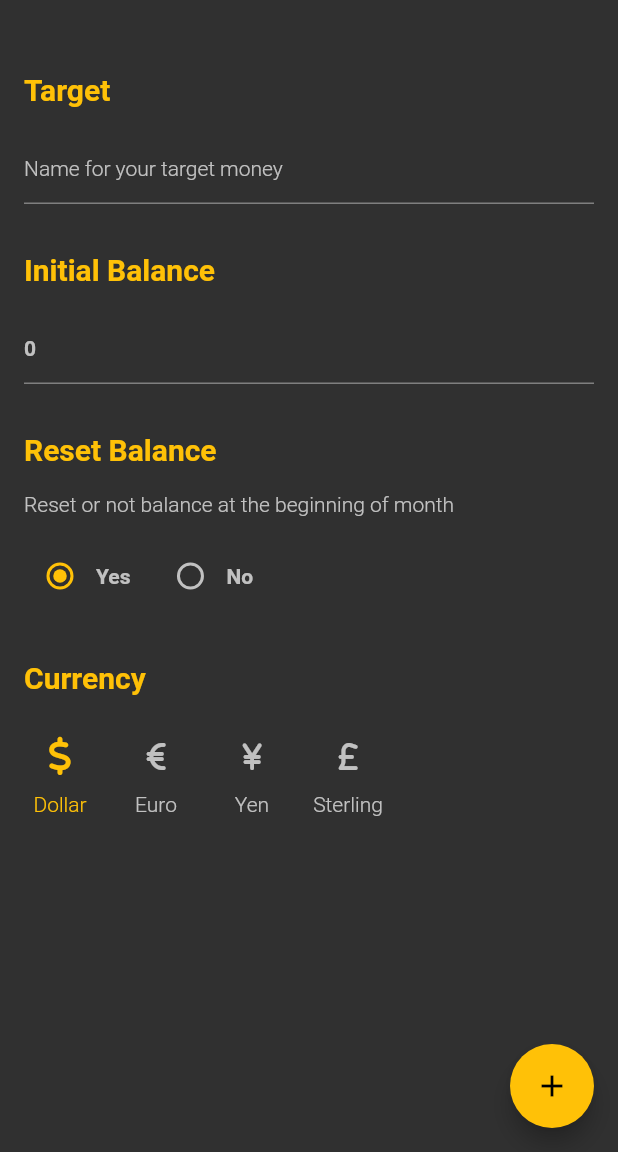
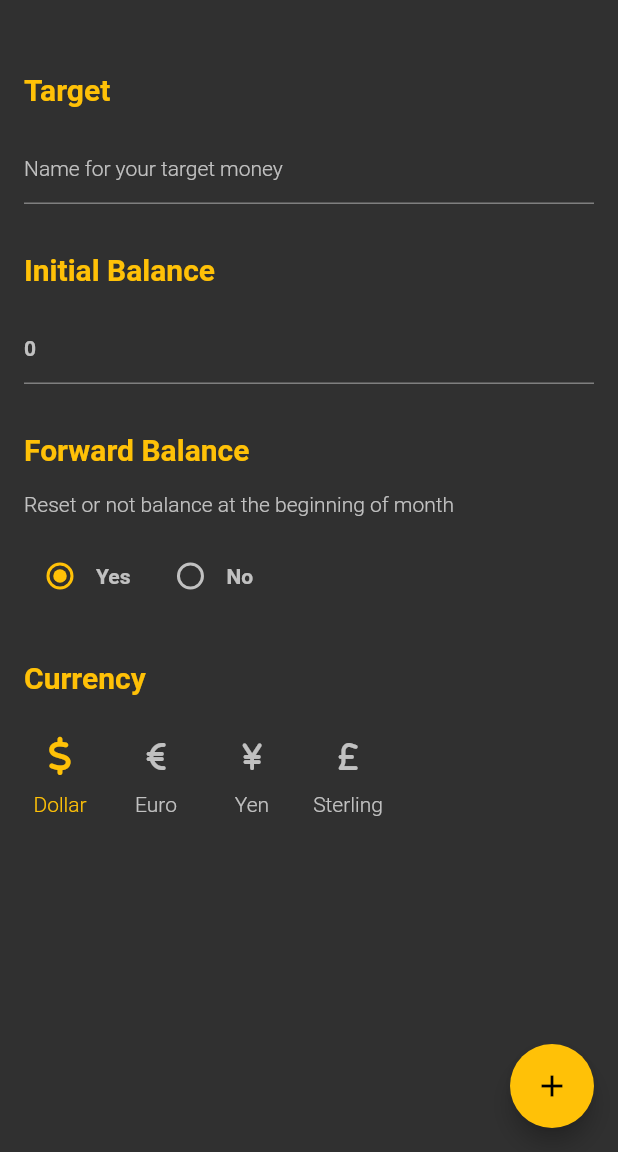
Before and after one commit to kolbe-ryo/budget_scouter, a Flutter app: the MoneyMeterInitialSettingModal screen opened directly, on a phone screen of 412 x 824 dp, the part 84-1236 px from its top. Run offline on Flutter 3.47's test engine with Material 2 defaults, Android fonts, the phone set to English and light mode, and no system bars; our stand-ins replace fl_chart, flutter_riverpod, font_awesome_flutter, freezed_annotation, google_mobile_ads, pie_chart and 2 more; accounts and stored records are empty; generated files the repository leaves out were written again; network calls fail.

Commit message:
implements multi languages

```diff
--- a/lib/l10n/app_en.arb
+++ b/lib/l10n/app_en.arb
@@ -28,5 +28,6 @@
   "edit_alert": "Please regist your data for this app",
   "delete": "Delete",
   "delete_alert": "Delete your data? This can't undone.",
-  "about_this_app": "About This App"
+  "about_this_app": "About This App",
+  "input_money": "Input Use Money"
 }
--- a/lib/l10n/app_ja.arb
+++ b/lib/l10n/app_ja.arb
@@ -27,5 +27,6 @@
   "edit_alert": "データがありません。データを作成して下さい",
   "delete": "削除する",
   "delete_alert": "データを削除しますか？この操作は元には戻せません",
-  "about_this_app": "このアプリについて"
+  "about_this_app": "このアプリについて",
+  "input_money": "使用金額を入力"
 }
--- a/lib/view/common/app_dialog.dart
+++ b/lib/view/common/app_dialog.dart
@@ -3,6 +3,7 @@ import 'package:flutter/cupertino.dart';
 import 'package:flutter/services.dart';
 
 // Package imports:
+import 'package:flutter_gen/gen_l10n/app_localizations.dart';
 import 'package:flutter_riverpod/flutter_riverpod.dart';
 
 // Project imports:
@@ -35,7 +36,7 @@ class InputDialog extends ConsumerWidget {
   Widget build(BuildContext context, WidgetRef ref) {
     String money = '0';
     return CupertinoAlertDialog(
-      title: const Text('Input Use Money'),
+      title: Text(AppLocalizations.of(context)!.input_money),
       content: Padding(
         padding: const EdgeInsets.only(top: kSpacing),
         child: CupertinoTextField(
--- a/lib/view/common/currency_select_tile.dart
+++ b/lib/view/common/currency_select_tile.dart
@@ -2,6 +2,7 @@
 import 'package:flutter/material.dart';
 
 // Package imports:
+import 'package:flutter_gen/gen_l10n/app_localizations.dart';
 import 'package:flutter_riverpod/flutter_riverpod.dart';
 
 // Project imports:
@@ -22,7 +23,7 @@ class CurrencySelectTile extends ConsumerWidget {
         ListTile(
           contentPadding: const EdgeInsets.only(top: kSpacing),
           title: Text(
-            'Currency',
+            AppLocalizations.of(context)!.currency,
             style: kTextStylePrimary(ref.watch(colorThemeProvider)),
           ),
         ),
--- a/lib/view/common/selected_icon_button.dart
+++ b/lib/view/common/selected_icon_button.dart
@@ -10,7 +10,6 @@ import '../../constant/style.dart';
 import '../../enum/currency_data_enum.dart';
 import '../../main.dart';
 import '../modal/money_meter_initital_setting_modal.dart';
-import '../page/money_meter_page.dart';
 
 class SelectedIconButton extends ConsumerWidget {
   const SelectedIconButton(this.currency, {Key? key}) : super(key: key);
@@ -35,7 +34,7 @@ class SelectedIconButton extends ConsumerWidget {
         DefaultTextStyle(
           style: kTextStyleHint,
           child: Text(
-            currency.name,
+            currency.name(context),
             style: TextStyle(color: isSelectedThis ? ref.watch(colorThemeProvider) : kDarkTextColor),
           ),
         )
--- a/lib/view/modal/money_meter_initital_setting_modal.dart
+++ b/lib/view/modal/money_meter_initital_setting_modal.dart
@@ -2,6 +2,7 @@
 import 'package:flutter/material.dart';
 
 // Package imports:
+import 'package:flutter_gen/gen_l10n/app_localizations.dart';
 import 'package:flutter_riverpod/flutter_riverpod.dart';
 
 // Project imports:
@@ -39,24 +40,24 @@ class MoneyMeterInitialSettingModal extends ConsumerWidget {
             child: Padding(
               padding: const EdgeInsets.all(16.0),
               child: Column(
-                children: const [
+                children: [
                   InputTile(
-                    title: 'Target',
-                    hintText: 'Name for your target money',
+                    title: AppLocalizations.of(context)!.target,
+                    hintText: AppLocalizations.of(context)!.hint_target,
                     numOnly: false,
                     isTarget: true,
                   ),
                   InputTile(
-                    title: 'Initial Balance',
-                    hintText: 'Setting your budget for money meter',
+                    title: AppLocalizations.of(context)!.init_balance,
+                    hintText: AppLocalizations.of(context)!.hint_balance,
                     numOnly: true,
                     isTarget: false,
                   ),
                   CheckResetBalanceRadioButton(
-                    title: 'Reset Balance',
-                    description: 'Reset or not balance at the beginning of month',
+                    title: AppLocalizations.of(context)!.forward_balance,
+                    description: AppLocalizations.of(context)!.hint_reset_balance,
                   ),
-                  CurrencySelectTile(),
+                  const CurrencySelectTile(),
                 ],
               ),
             ),
@@ -101,7 +102,7 @@ class MoneyMeterInitialSettingModal extends ConsumerWidget {
             } else {
               showDialog(
                 context: context,
-                builder: (context) => const AppDialog('Target and Initial Balance field are required'),
+                builder: (context) => AppDialog(AppLocalizations.of(context)!.validation_field_text),
               );
             }
           },
--- a/lib/view/modal/use_money_input_model.dart
+++ b/lib/view/modal/use_money_input_model.dart
@@ -2,6 +2,7 @@
 import 'package:flutter/material.dart';
 
 // Package imports:
+import 'package:flutter_gen/gen_l10n/app_localizations.dart';
 import 'package:flutter_riverpod/flutter_riverpod.dart';
 import 'package:font_awesome_flutter/font_awesome_flutter.dart';
 
@@ -36,7 +37,7 @@ class UsemoneyInpuModal extends ConsumerWidget {
               Padding(
                 padding: const EdgeInsets.only(bottom: kSpacing * 2),
                 child: Text(
-                  'Expenditure',
+                  AppLocalizations.of(context)!.expenditure,
                   style: kTextStyleCaption(color: ref.watch(colorThemeProvider)),
                 ),
               ),
--- a/lib/view/money_meter/meter_widget.dart
+++ b/lib/view/money_meter/meter_widget.dart
@@ -30,7 +30,6 @@ class MeterWidget extends ConsumerWidget {
         ),
         child: PieChart(
           animationDuration: const Duration(seconds: 3),
-          // TODO: 段階に応じてチャートカラーを変更する
           baseChartColor: inOutCircle == MeterInOutEnum.outer ? ref.watch(colorThemeProvider) : Colors.black,
           chartRadius: inOutCircle.radius(_constraints),
           chartType: ChartType.ring,
--- a/lib/view/state/money_meter_page_state.dart
+++ b/lib/view/state/money_meter_page_state.dart
@@ -3,7 +3,6 @@ import 'package:freezed_annotation/freezed_annotation.dart';
 
 // Project imports:
 import '../../model/money_meter_model.dart';
-import 'go_back_state.dart';
 
 part 'money_meter_page_state.freezed.dart';
 
@@ -11,6 +10,5 @@ part 'money_meter_page_state.freezed.dart';
 class MoneyMeterPageState with _$MoneyMeterPageState {
   factory MoneyMeterPageState({
     @Default(MoneyMeterModel()) MoneyMeterModel moneyMeterModel,
-    @Default(GoBackState()) GoBackState goBackState,
   }) = _MoneyMeterPageState;
 }
```
Also changed, not shown: lib/enum/currency_data_enum.dart (+6 -5 lines), lib/enum/meter_in_out_enum.dart (+0 -10 lines), lib/view/page/analysis_page.dart (+4 -3 lines), lib/view/page/money_meter_page.dart (+12 -9 lines), lib/view/state/go_back_state.dart (deleted, +0 -13 lines), lib/view/state/go_back_state.freezed.dart (deleted), lib/view/state/money_meter_page_state.freezed.dart, pubspec.lock, 1 other file.
